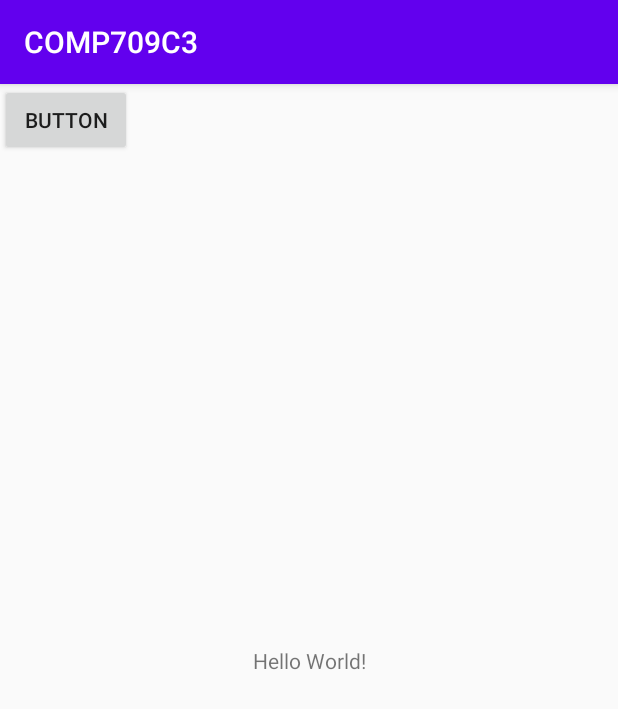
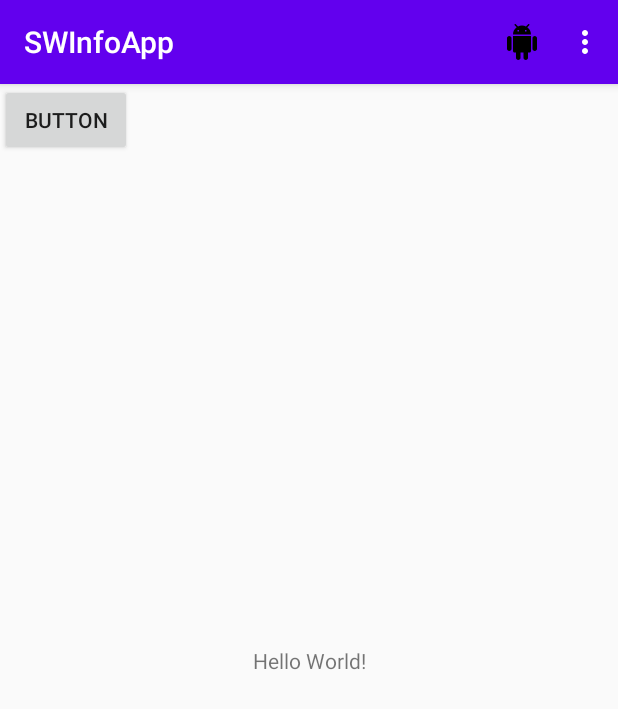
Before and after one commit to gaurav06kumar/wintec-waiata-android-app, an Android app: the screen it shows after launch (MainActivity), on a phone screen of 412 x 824 dp. Shown: the top 709 px of the screen. Run offline under Robolectric (Android 15) with nearby library versions, the phone set to English and light mode, and no system bars.

Commit message:
home fragment app name

```diff
--- a/app/src/main/AndroidManifest.xml
+++ b/app/src/main/AndroidManifest.xml
@@ -9,6 +9,7 @@
         android:roundIcon="@mipmap/ic_launcher_round"
         android:supportsRtl="true"
         android:theme="@style/AppTheme">
+        <activity android:name=".HomeFragment"></activity>
         <activity android:name=".MainActivity">
             <intent-filter>
                 <action android:name="android.intent.action.MAIN" />
--- /dev/null
+++ b/app/src/main/res/drawable/ic_icon.xml
@@ -0,0 +1,9 @@
+<vector xmlns:android="http://schemas.android.com/apk/res/android"
+        android:width="24dp"
+        android:height="24dp"
+        android:viewportWidth="24.0"
+        android:viewportHeight="24.0">
+    <path
+        android:fillColor="#FF000000"
+        android:pathData="M6,18c0,0.55 0.45,1 1,1h1v3.5c0,0.83 0.67,1.5 1.5,1.5s1.5,-0.67 1.5,-1.5L11,19h2v3.5c0,0.83 0.67,1.5 1.5,1.5s1.5,-0.67 1.5,-1.5L16,19h1c0.55,0 1,-0.45 1,-1L18,8L6,8v10zM3.5,8C2.67,8 2,8.67 2,9.5v7c0,0.83 0.67,1.5 1.5,1.5S5,17.33 5,16.5v-7C5,8.67 4.33,8 3.5,8zM20.5,8c-0.83,0 -1.5,0.67 -1.5,1.5v7c0,0.83 0.67,1.5 1.5,1.5s1.5,-0.67 1.5,-1.5v-7c0,-0.83 -0.67,-1.5 -1.5,-1.5zM15.53,2.16l1.3,-1.3c0.2,-0.2 0.2,-0.51 0,-0.71 -0.2,-0.2 -0.51,-0.2 -0.71,0l-1.48,1.48C13.85,1.23 12.95,1 12,1c-0.96,0 -1.86,0.23 -2.66,0.63L7.85,0.15c-0.2,-0.2 -0.51,-0.2 -0.71,0 -0.2,0.2 -0.2,0.51 0,0.71l1.31,1.31C6.97,3.26 6,5.01 6,7h12c0,-1.99 -0.97,-3.75 -2.47,-4.84zM10,5L9,5L9,4h1v1zM15,5h-1L14,4h1v1z"/>
+</vector>
--- /dev/null
+++ b/app/src/main/res/menu/example_menu.xml
@@ -0,0 +1,25 @@
+<?xml version="1.0" encoding="utf-8"?>
+<menu xmlns:android="http://schemas.android.com/apk/res/android"
+    xmlns:app="http://schemas.android.com/apk/res-auto">
+    <item android:id="@+id/item1"
+        android:icon="@drawable/ic_icon"
+        android:title="Item 1"
+        app:showAsAction="ifRoom"
+        />
+    <item android:id="@+id/item2"
+        android:title="Item 2"
+        app:showAsAction="never"
+        />
+    <item android:id="@+id/item3"
+        android:title="Item 3"
+        app:showAsAction="never">
+
+        <menu>
+            <item android:id="@+id/subitem1"
+                android:title="Sub Item 1"/>
+            <item android:id="@+id/subitem2"
+                android:title="Sub Item 2"/>
+
+        </menu>
+    </item>
+</menu>
--- a/app/src/main/res/values/strings.xml
+++ b/app/src/main/res/values/strings.xml
@@ -1,3 +1,3 @@
 <resources>
-    <string name="app_name">COMP709C3</string>
+    <string name="app_name">SWInfoApp</string>
 </resources>
```
Also changed, not shown: app/src/main/java/com/example/comp709c3/HomeFragment.java (added, +14 -0 lines), app/src/main/java/com/example/comp709c3/MainActivity.java (+51 -0 lines), app/src/main/res/layout/activity_home_fragment.xml (added, +9 -0 lines).
